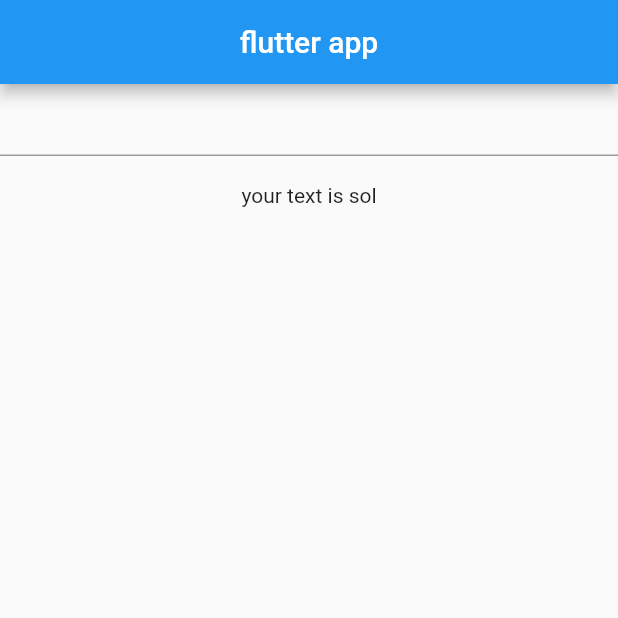
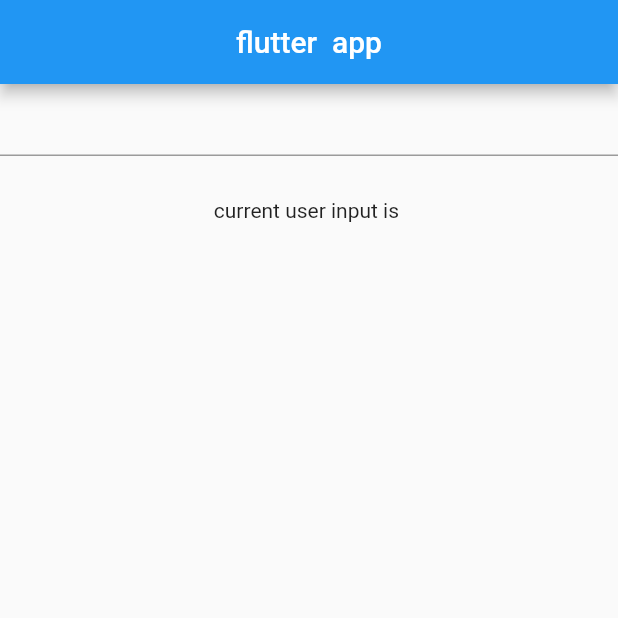
Before and after one commit to like-github1/advanced_flutter_project, a Flutter app: the screen it shows after launch, on a phone screen of 412 x 824 dp, the top half of it. Run offline on Flutter 3.47's test engine with Material 2 defaults, Android fonts, the phone set to English and light mode, and no system bars.

Commit message:
TextField_in_ Flutter
TextField in flutter

```diff
--- a/lib/main.dart
+++ b/lib/main.dart
@@ -5,7 +5,6 @@ void main(){
     home: homepage(),
   ));
 }
-
 class homepage extends StatefulWidget {
   const homepage({Key? key}) : super(key: key);
   @override
@@ -13,12 +12,13 @@ class homepage extends StatefulWidget {
 }
 
 class _homepageState extends State<homepage> {
-  String name="sol";
+  String name="";
+
   @override
   Widget build(BuildContext context) {
     return Scaffold(
       appBar: AppBar(
-        title: Text("flutter app"),
+        title: const Text("flutter  app"),
         centerTitle: true,
       ),
       body: Container(
@@ -26,18 +26,21 @@ class _homepageState extends State<homepage> {
           children: <Widget>[
             TextField(
               onSubmitted: (String userinput){
-              setState(() {
-                name=userinput;
-              });
-                },),
+                setState(() {
+                  name= userinput;
+
+                });
+
+              },
+            ),
             Padding(
-              padding: const EdgeInsets.all(18.0),
-              child: Text("your text is $name"),
-            )
-
+              padding: const EdgeInsets.all(28.0),
+              child: Text("current user input is $name"),
+            ),
           ],
         ),
       ),
+
     );
   }
 }
```
